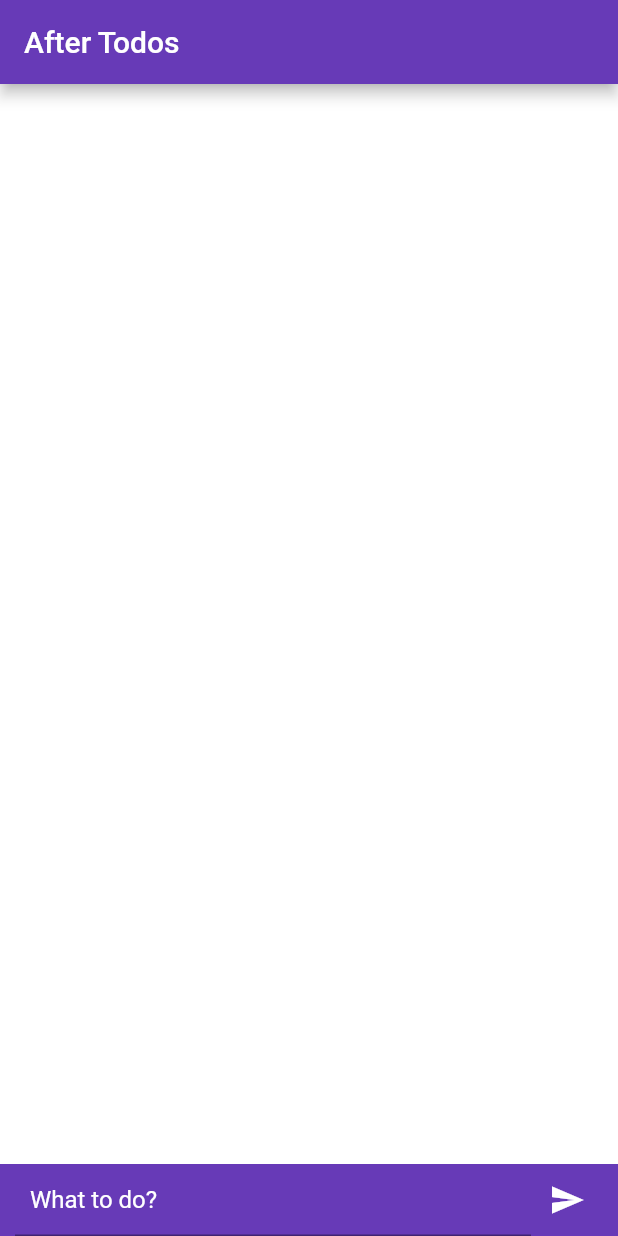
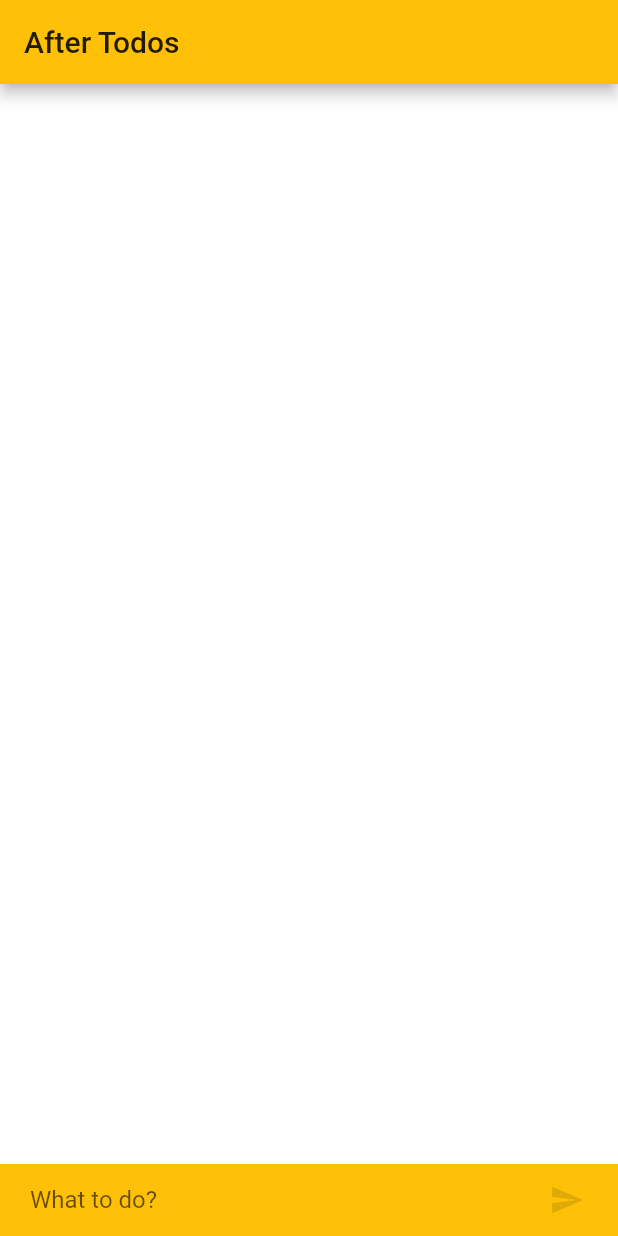
Before and after one commit to after-six/list-view-wonwoo, a Flutter app: the screen it shows after launch, on a phone screen of 412 x 824 dp. Run offline on Flutter 3.47's test engine with Material 2 defaults, Android fonts, the phone set to English and light mode, and no system bars.

Commit message:
Upgrade todo list

```diff
--- a/lib/main.dart
+++ b/lib/main.dart
@@ -9,13 +9,10 @@ class MyApp extends StatelessWidget {
       debugShowCheckedModeBanner: false,
       title: 'ListViews',
       theme: ThemeData(
-        primarySwatch: Colors.deepPurple,
+        primarySwatch: Colors.primaries[13],
+        secondaryHeaderColor: Colors.primaries[13],
       ),
-      home: Scaffold(
-        appBar: AppBar(title: Text('After Todos')),
-        backgroundColor: Colors.deepPurple,
-        body: BodyLayout(),
-      ),
+      home: BodyLayout(),
     );
   }
 }
@@ -30,6 +27,7 @@ class BodyLayoutState extends State<BodyLayout> {
   final TextEditingController _textController = TextEditingController();
   List<String> _data = [];
   FocusNode todoInputFocusNode;
+  bool isSendDisable = true;
 
   @override
   void initState() {
@@ -45,7 +43,10 @@ class BodyLayoutState extends State<BodyLayout> {
 
   @override
   Widget build(BuildContext context) {
-    return SafeArea(
+    return Scaffold(
+      appBar: AppBar(title: Text('After Todos')),
+      backgroundColor: Theme.of(context).secondaryHeaderColor,
+      body: SafeArea(
         child: Container(
           decoration: BoxDecoration(
             color: Colors.white,
@@ -64,35 +65,33 @@ class BodyLayoutState extends State<BodyLayout> {
               Container(
                 padding: EdgeInsets.fromLTRB(10, 0, 10, 0),
                 decoration: BoxDecoration(
-                color: Colors.deepPurple,
+                  color: Theme.of(context).secondaryHeaderColor,
                 ),
                 child: Row(
                   children: <Widget>[
                     Flexible(
                       child: TextField(
                         keyboardType: TextInputType.text,
-                      style: TextStyle(
-                        color: Colors.white,
-                      ),
                         decoration: InputDecoration(
                           contentPadding: EdgeInsets.all(10),
                           hintText: 'What to do?',
-                        hintStyle: TextStyle(
-                          color: Colors.white,
+                          border: InputBorder.none,
                         ),
-                      ),
-                      cursorColor: Colors.white,
+                        cursorColor: Colors.black,
                         controller: _textController,
                         focusNode: todoInputFocusNode,
-                      onSubmitted: _insertSingleItem,
+                        onSubmitted: !isSendDisable ? _insertSingleItem : null,
+                        onChanged: (text) => setState(() {
+                          isSendDisable = text.length > 0 ? false : true;
+                        }),
                       ),
                     ),
                     Container(
                       child: IconButton(
-                      onPressed: () => _insertSingleItem(_textController.text),
+                        onPressed: () => !isSendDisable ? _insertSingleItem(_textController.text) : null,
                         icon: Icon(
                           Icons.send,
-                        color: Colors.white,
+                          color: isSendDisable ? Colors.black12 : Colors.black,
                         ),
                       ),
                     ),
@@ -100,6 +99,7 @@ class BodyLayoutState extends State<BodyLayout> {
                 ),
               ),
             ],
+          ),
         ),
       ),
     );
@@ -122,14 +122,13 @@ class BodyLayoutState extends State<BodyLayout> {
 
   void _insertSingleItem(text) {
     _textController.clear();
+    _data.insert(0, text);
+    _listKey.currentState.insertItem(0);
     todoInputFocusNode.requestFocus();
 
-    if (text.length < 1) {
-      return;
-    }
-
-    _data.insert(0, text);
-    _listKey.currentState.insertItem(0);
+    setState(() {
+      isSendDisable = true;
+    });
   }
 
   void _removeSingleItem(index) {
```
Lines whose indentation alone changed are shown as unchanged.
